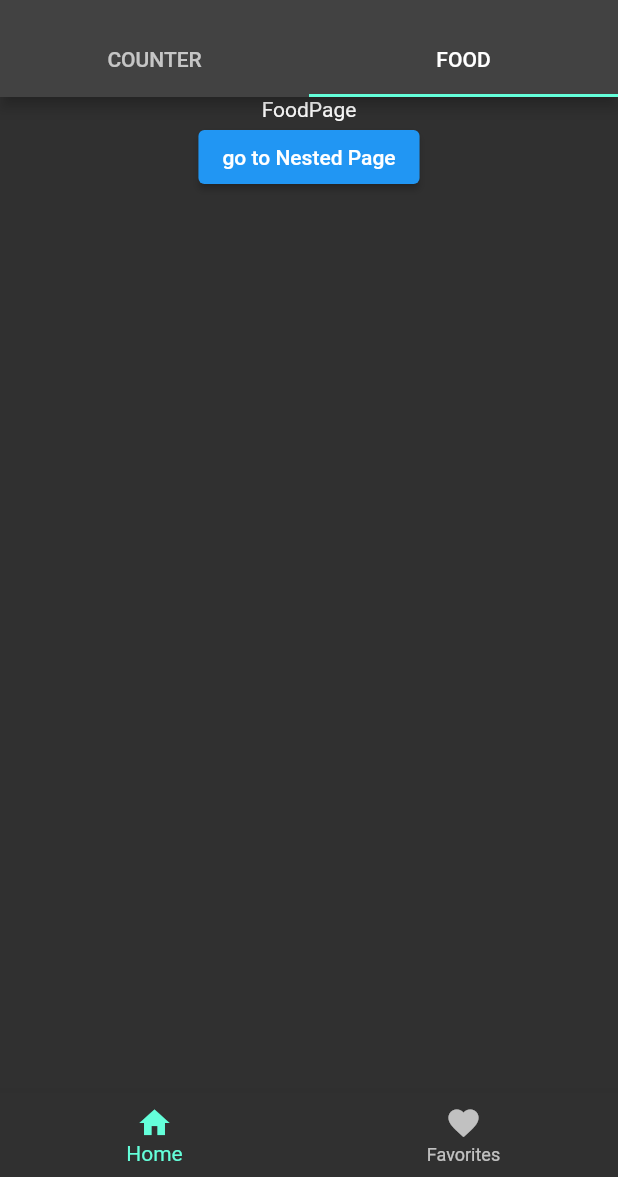
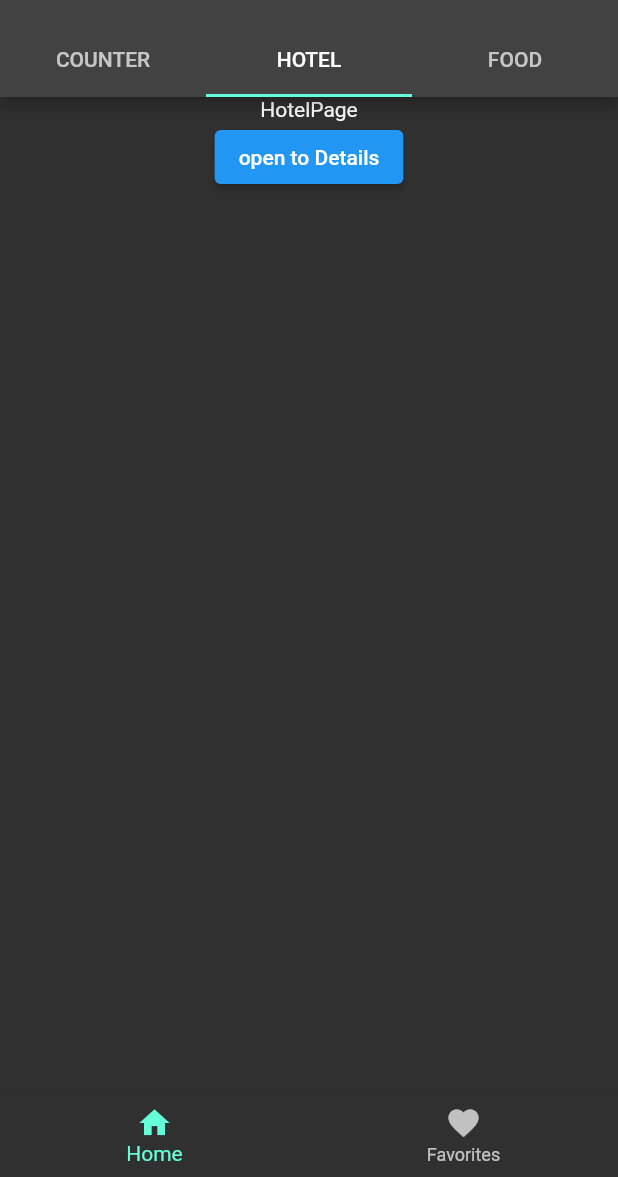
Before and after one commit to simon-hypecast/navigation, a Flutter app: the HomePage screen opened by its route, tab 2 chosen, on a phone screen of 412 x 824 dp, the part 59-1236 px from its top. Run offline on Flutter 3.47's test engine with Material 2 defaults, Android fonts, the phone set to English and light mode, and no system bars; our stand-ins replace auto_route.

```diff
--- a/lib/pages/home_page.dart
+++ b/lib/pages/home_page.dart
@@ -17,7 +17,7 @@ class HomePageState extends State<HomePage>
   @override
   void initState() {
     super.initState();
-    _controller = TabController(length: 2, vsync: this);
+    _controller = TabController(length: 3, vsync: this);
   }
 
   @override
@@ -38,13 +38,15 @@ class HomePageState extends State<HomePage>
         title: const Text("Traveler"),
         bottom: TabBar(controller: _controller, tabs: const <Tab>[
           Tab(text: "COUNTER"),
+          Tab(text: "HOTEL"),
           Tab(text: "FOOD"),
         ]),
       ),
       body: TabBarView(
         controller: _controller,
-        children: <Widget>[
+        children: const <Widget>[
           CounterPage(),
+          HotelPage(),
           FoodPage(),
         ],
       ),
--- /dev/null
+++ b/lib/pages/hotel_page.dart
@@ -0,0 +1,49 @@
+import 'package:flutter/material.dart';
+import 'package:navigation/pages/details_page.dart';
+
+
+class HotelPage extends StatefulWidget {
+  const HotelPage({Key? key}) : super(key: key);
+
+  @override
+  State<HotelPage> createState() => _HotelPageState();
+}
+
+class _HotelPageState extends State<HotelPage> with AutomaticKeepAliveClientMixin{
+  late bool _toggleDetails;
+  @override
+  void initState() {
+    print("initState HotelPage");
+    _toggleDetails = false;
+    super.initState();
+  }
+
+  @override
+  void dispose() {
+    print("dispose HotelPage");
+    super.dispose();
+  }
+
+  @override
+  bool get wantKeepAlive => true;
+
+  @override
+  Widget build(BuildContext context) {
+    print("building HotelPage");
+    return _toggleDetails ? DetailsPage() : Column(
+      children: [
+        const Center(
+          child: Text('HotelPage'),
+        ),
+        ElevatedButton(
+          onPressed: () {
+            setState(() {
+              _toggleDetails = true;
+            });
+          },
+          child: const Text("open to Details"),
+        )
+      ],
+    );
+  }
+}
```
Also changed, not shown: lib/pages/details_page.dart (added, +15 -0 lines).
